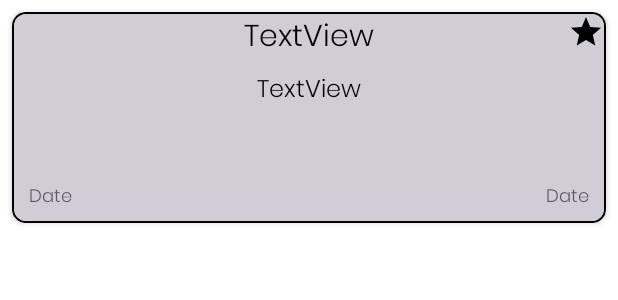
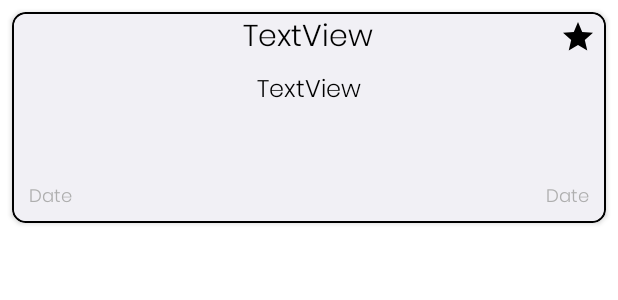
Before and after one commit to qwynbleid/ProductivityApp, an Android app: the layout note_item.xml on its own in the app's theme, with its tools: preview values and no code run, on a phone screen of 412 x 824 dp. Shown: the top 300 px of the screen. Run offline under Robolectric (Android 15) with nearby library versions, the phone set to English and light mode, and no system bars.

Commit message:
Night mode completed

```diff
--- a/app/src/main/res/drawable/baseline_add_24.xml
+++ b/app/src/main/res/drawable/baseline_add_24.xml
@@ -1,4 +1,4 @@
-<vector android:height="24dp" android:tint="#000000"
+<vector android:height="24dp" android:tint="@color/note_background"
     android:viewportHeight="24" android:viewportWidth="24"
     android:width="24dp" xmlns:android="http://schemas.android.com/apk/res/android">
     <path android:fillColor="@android:color/white" android:pathData="M19,13h-6v6h-2v-6H5v-2h6V5h2v6h6v2z"/>
--- a/app/src/main/res/layout/fragment_notes.xml
+++ b/app/src/main/res/layout/fragment_notes.xml
@@ -64,7 +64,7 @@
             android:layout_marginTop="16dp"
             android:layout_marginEnd="16dp"
             android:layout_marginBottom="16dp"
-            android:backgroundTint="@color/button_background"
+            android:backgroundTint="@color/button_tint"
             android:src="@drawable/baseline_add_24"
             app:borderWidth="0dp"
             app:maxImageSize="40dp"
--- a/app/src/main/res/layout/note_item.xml
+++ b/app/src/main/res/layout/note_item.xml
@@ -45,7 +45,7 @@
                         android:id="@+id/title"
                         android:layout_width="0dp"
                         android:layout_height="wrap_content"
-                        android:layout_marginStart="24dp"
+                        android:layout_marginStart="28dp"
                         android:layout_weight="1"
                         android:background="@color/note_background"
                         android:ellipsize="end"
@@ -62,7 +62,9 @@
                         android:layout_height="wrap_content"
                         android:layout_gravity="end|top"
                         android:backgroundTint="@color/note_background"
-                        android:src="@drawable/star" />
+                        android:src="@drawable/star"
+                        android:paddingRight="5dp"
+                        android:paddingTop="3dp"/>
 
                 </LinearLayout>
 
@@ -98,7 +100,7 @@
                         android:fontFamily="@font/poppins_light"
                         android:layout_gravity="end"
                         android:background="@color/note_background"
-                        android:textColor="#5A5A5A"
+                        android:textColor="#AEAEAE"
                         android:textSize="12sp"
                         tools:ignore="RtlCompat"/>
 
@@ -114,7 +116,7 @@
                         android:layout_gravity="end"
                         android:fontFamily="@font/poppins_light"
                         android:background="@color/note_background"
-                        android:textColor="#5A5A5A"
+                        android:textColor="#AEAEAE"
                         android:textSize="12sp" />
 
                 </LinearLayout>
--- a/app/src/main/res/values-night/colors.xml
+++ b/app/src/main/res/values-night/colors.xml
@@ -2,7 +2,7 @@
 <resources>
     <color name="purple_200">#FFBB86FC</color>
     <color name="purple_500">#FF6200EE</color>
-    <color name="purple_700">#FF3700B3</color>
+    <color name="purple_700">#AD69FF</color>
     <color name="teal_200">#FF03DAC5</color>
     <color name="teal_700">#FF018786</color>
     <color name="black">#FF000000</color>
@@ -14,9 +14,9 @@
     <color name="black_overlay">#66000000</color>
     <color name="text_color">#FFFFFF</color>
     <color name="background_color">#252525</color>
-    <color name="border_color">#272727</color>
+    <color name="border_color">#303030</color>
     <color name="color_grey">#878282</color>
-    <color name="button_tint">#155960</color>
-    <color name="note_background">#8E8D8B</color>
-    <color name="button_background">#242C55</color>
+    <color name="button_tint">#FFBB86FC</color>
+    <color name="note_background">#373737</color>
+    <color name="button_background">#FFBB86FC</color>
 </resources>
--- a/app/src/main/res/values/colors.xml
+++ b/app/src/main/res/values/colors.xml
@@ -21,7 +21,7 @@
     <color name="yellow">#FFC114</color>
 
     <color name="button_tint">#416165</color>
-    <color name="note_background">#D0CDD7</color>
+    <color name="note_background">#F1F0F5</color>
 <!--    <color name="note_background">#A1FFEB3B</color>-->
     <color name="background">#C903A0F4</color>
 
--- a/app/src/main/res/values/strings.xml
+++ b/app/src/main/res/values/strings.xml
@@ -64,7 +64,7 @@
     <string name="password">Password</string>
     <string name="submit">Submit</string>
     <string name="cancel">Cancel</string>
-    <string name="notes">Notes</string>
+    <string name="notes">Tasks</string>
     <string name="explore">Explore</string>
     <string name="order_by">Order by:</string>
     <string name="creation_date">Creation date</string>
```
Also changed, not shown: 1 other file.
